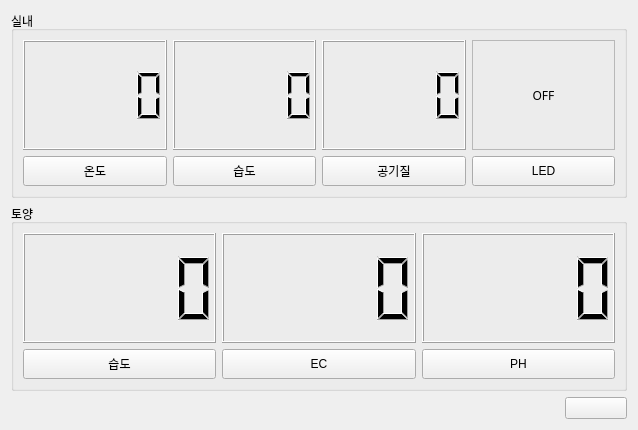
Before: the Qt Designer form Source/4.UI/project1/tab2_set.ui in KINGMINWOO/INTEL_AI_SW_LAST_PROJECT, drawn with Qt 5.
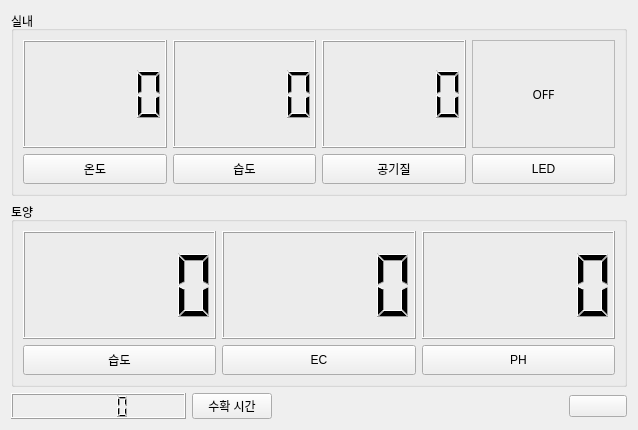
After: the same form once the commit is applied. Icons and pictures are not drawn.

Diff of the .ui file:
```diff
--- a/Source/4.UI/project1/tab2_set.ui
+++ b/Source/4.UI/project1/tab2_set.ui
@@ -13,7 +13,7 @@
   <property name="windowTitle">
    <string>Form</string>
   </property>
-  <layout class="QVBoxLayout" name="verticalLayout" stretch="4,4,1">
+  <layout class="QVBoxLayout" name="verticalLayout">
    <item>
     <widget class="QGroupBox" name="groupBox">
      <property name="title">
@@ -215,7 +215,17 @@
     </widget>
    </item>
    <item>
-    <layout class="QHBoxLayout" name="horizontalLayout_3" stretch="9,1">
+    <layout class="QHBoxLayout" name="horizontalLayout_3" stretch="3,1,5,1">
+     <item>
+      <widget class="QLCDNumber" name="lcdNumber"/>
+     </item>
+     <item>
+      <widget class="QPushButton" name="pPBtime">
+       <property name="text">
+        <string>수확 시간</string>
+       </property>
+      </widget>
+     </item>
      <item>
       <spacer name="horizontalSpacer_2">
        <property name="orientation">
```
Left out of the diff: 12 changed lines with no effect on the pictures.
